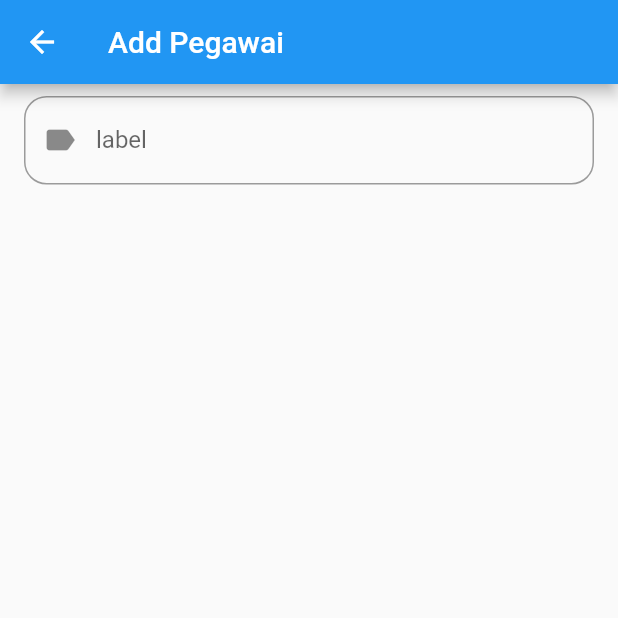
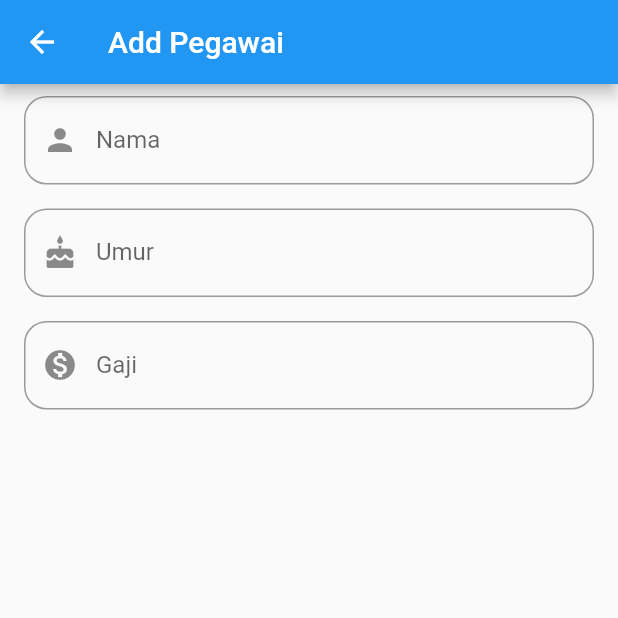
Before and after one commit to triyono777/tutorial_flutter_pegawai, a Flutter app: the AddPegawaiPage screen opened by its route, on a phone screen of 412 x 824 dp, the top half of it. Run offline on Flutter 3.47's test engine with Material 2 defaults, Android fonts, the phone set to English and light mode, and no system bars.

Commit message:
fix tampilan add pegawai

```diff
--- a/lib/ui/page/add_pegawai.dart
+++ b/lib/ui/page/add_pegawai.dart
@@ -16,7 +16,18 @@ class _AddPegawaiPageState extends State<AddPegawaiPage> {
       ),
       body: Column(
         children: [
-          TemplateTextFormField(),
+          TemplateTextFormField(
+            icon: Icons.person,
+            label: 'Nama',
+          ),
+          TemplateTextFormField(
+            icon: Icons.cake,
+            label: 'Umur',
+          ),
+          TemplateTextFormField(
+            icon: Icons.monetization_on,
+            label: 'Gaji',
+          ),
         ],
       ),
     );
```
